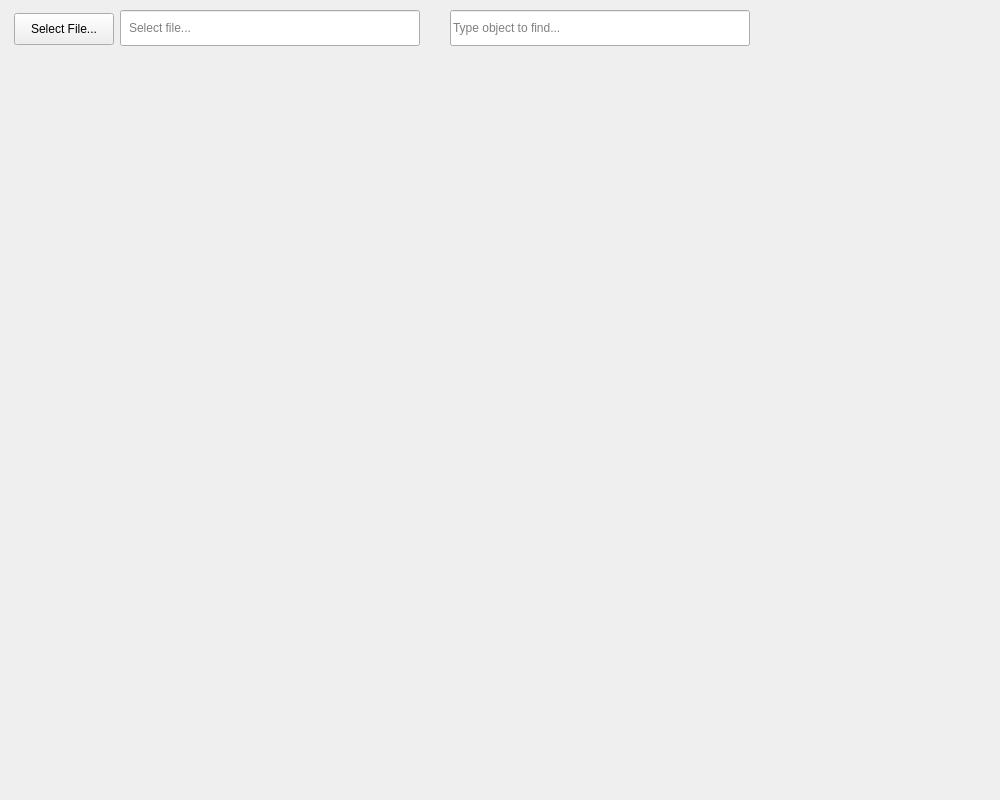
First picture: the form in app/ui/main_view.ui, repository mattvall1/fyp-video_object_timestamp_finder, before the edit.
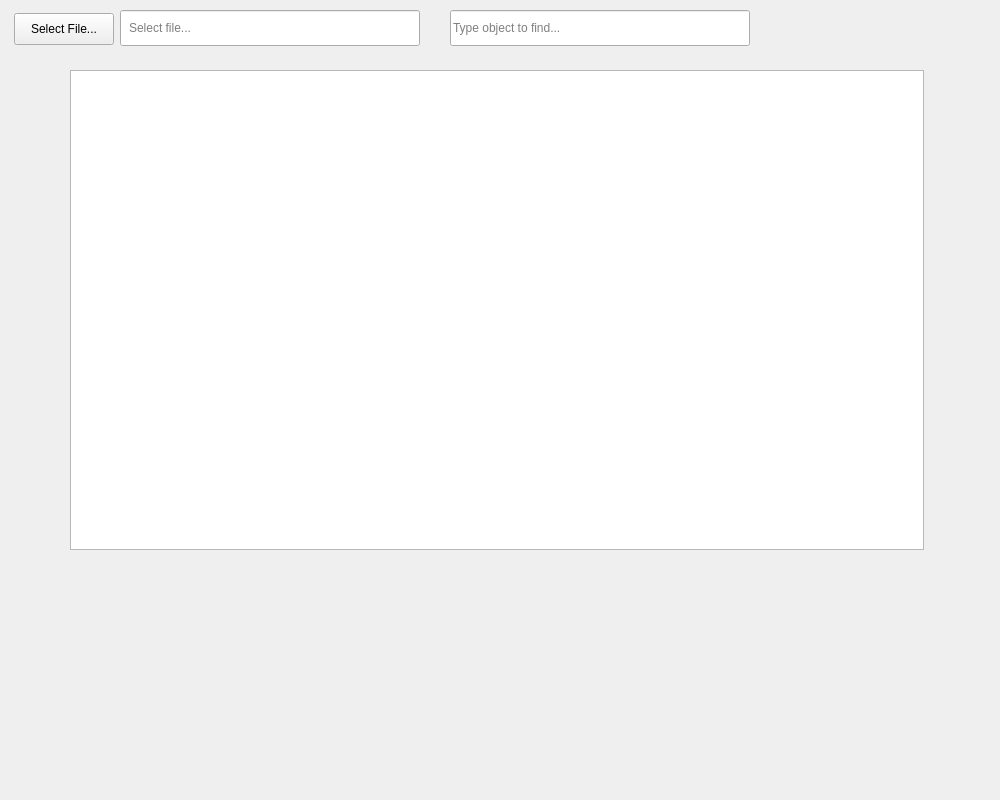
Second picture: the form after the edit.

Patch:
```diff
--- a/app/ui/main_view.ui
+++ b/app/ui/main_view.ui
@@ -104,6 +104,19 @@
      <string>Type object to find...</string>
     </property>
    </widget>
+   <widget class="QGraphicsView" name="preview_frame">
+    <property name="geometry">
+     <rect>
+      <x>70</x>
+      <y>70</y>
+      <width>854</width>
+      <height>480</height>
+     </rect>
+    </property>
+    <property name="autoFillBackground">
+     <bool>false</bool>
+    </property>
+   </widget>
   </widget>
  </widget>
  <resources/>
```
